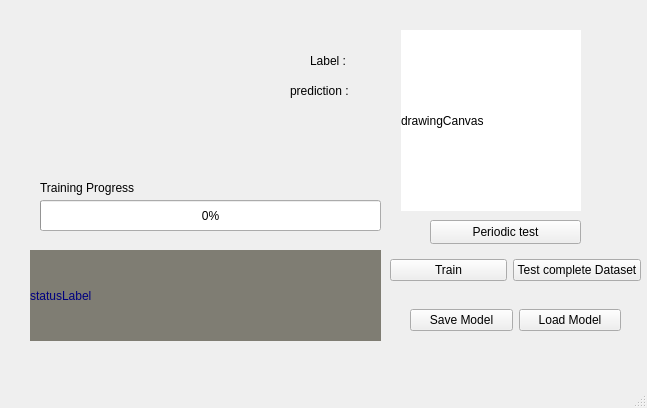
Old version of the form mainwindow.ui in the repository AmrEslim/HandwrittenDigitRecognition.
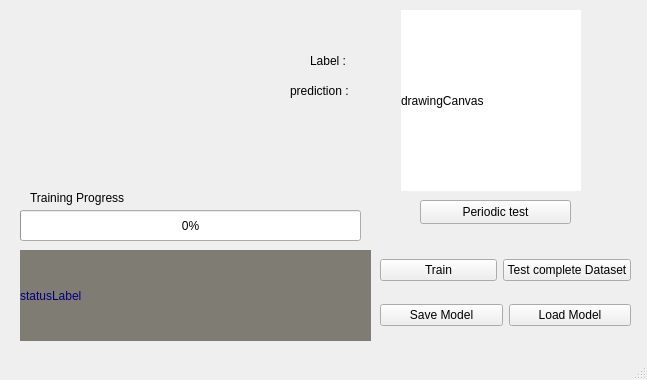
New version of the form. Custom widgets are drawn as their Qt base class.

Commit message: fixed the layout and the image of the test

The edit to the form file:
```diff
--- a/mainwindow.ui
+++ b/mainwindow.ui
@@ -7,9 +7,15 @@
     <x>0</x>
     <y>0</y>
     <width>647</width>
-    <height>408</height>
+    <height>380</height>
    </rect>
   </property>
+  <property name="minimumSize">
+   <size>
+    <width>647</width>
+    <height>380</height>
+   </size>
+  </property>
   <property name="maximumSize">
    <size>
     <width>16700000</width>
@@ -33,7 +39,7 @@
     <property name="geometry">
      <rect>
       <x>401</x>
-      <y>30</y>
+      <y>10</y>
       <width>181</width>
       <height>181</height>
      </rect>
@@ -62,7 +68,7 @@
    <widget class="QWidget" name="horizontalLayoutWidget">
     <property name="geometry">
      <rect>
-      <x>390</x>
+      <x>380</x>
       <y>250</y>
       <width>251</width>
       <height>41</height>
@@ -88,10 +94,10 @@
    <widget class="QWidget" name="horizontalLayoutWidget_2">
     <property name="geometry">
      <rect>
-      <x>410</x>
+      <x>380</x>
       <y>300</y>
-      <width>211</width>
-      <height>41</height>
+      <width>251</width>
+      <height>31</height>
      </rect>
     </property>
     <layout class="QHBoxLayout" name="horizontalLayout_2">
@@ -114,7 +120,7 @@
    <widget class="QLabel" name="statusLabel">
     <property name="geometry">
      <rect>
-      <x>30</x>
+      <x>20</x>
       <y>250</y>
       <width>351</width>
       <height>91</height>
@@ -132,8 +138,8 @@
    <widget class="QProgressBar" name="trainingProgressBar">
     <property name="geometry">
      <rect>
-      <x>40</x>
-      <y>200</y>
+      <x>20</x>
+      <y>210</y>
       <width>341</width>
       <height>31</height>
      </rect>
@@ -145,8 +151,8 @@
    <widget class="QLabel" name="label">
     <property name="geometry">
      <rect>
-      <x>40</x>
-      <y>180</y>
+      <x>30</x>
+      <y>190</y>
       <width>121</width>
       <height>16</height>
      </rect>
@@ -158,8 +164,8 @@
    <widget class="QPushButton" name="periodicTest">
     <property name="geometry">
      <rect>
-      <x>430</x>
-      <y>220</y>
+      <x>420</x>
+      <y>200</y>
       <width>151</width>
       <height>24</height>
      </rect>
@@ -223,10 +229,10 @@
    <widget class="QCustomPlot" name="errorPlot" native="true">
     <property name="geometry">
      <rect>
-      <x>30</x>
-      <y>20</y>
-      <width>241</width>
-      <height>131</height>
+      <x>20</x>
+      <y>10</y>
+      <width>251</width>
+      <height>171</height>
      </rect>
     </property>
    </widget>
```
The commit also changes 2 other files.
